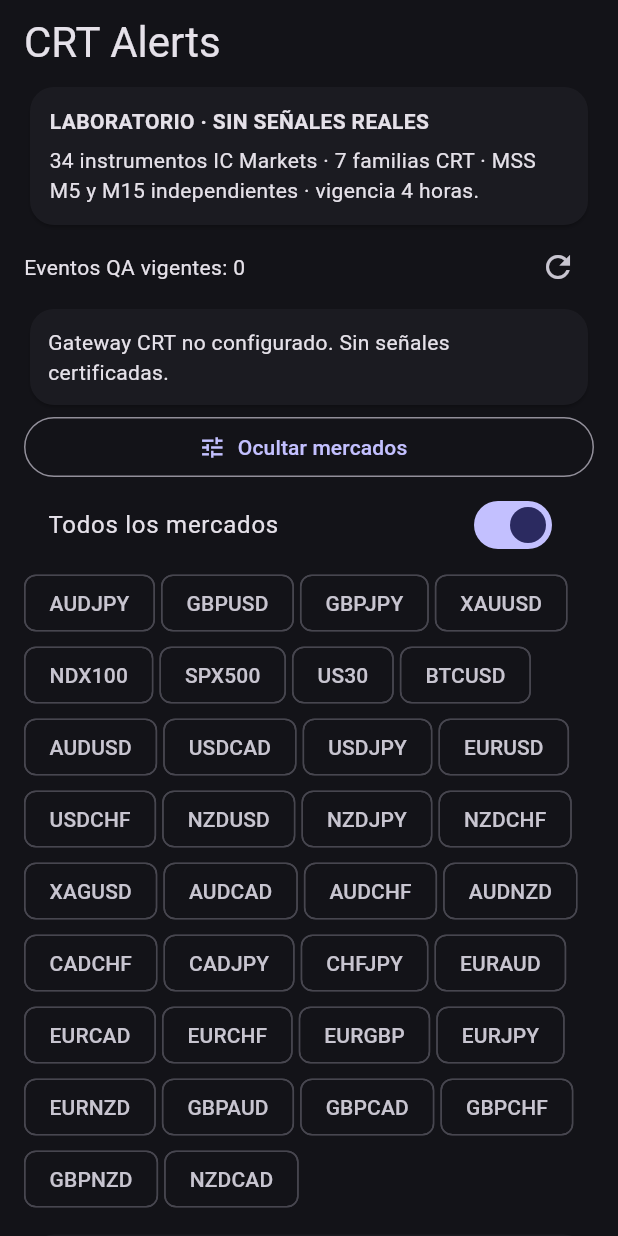
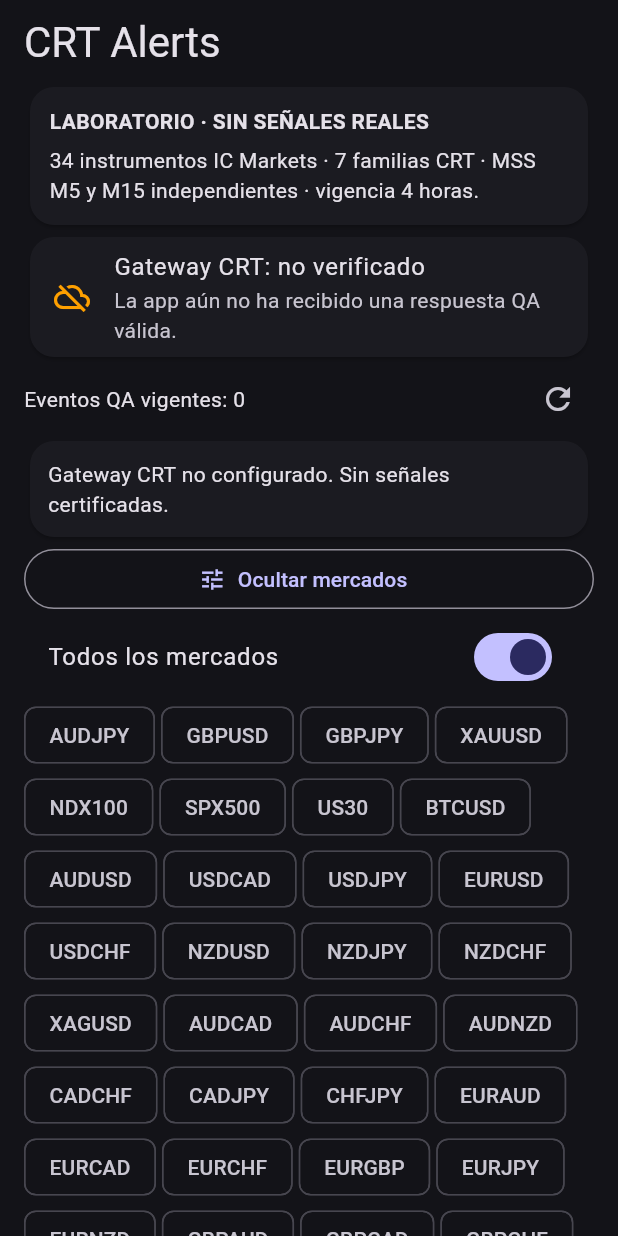
Before and after one commit to mezas3238-hue/Qore-mobile-, a Flutter app: the QoreCrtQaPanel widget shown alone on an empty page, opened directly, after a tap on "Filtrar mercados (34)", on a phone screen of 412 x 824 dp. Run offline on Flutter 3.47's test engine with Material 3 defaults, Android fonts, the light colour scheme and no system bars; our stand-ins replace shared_preferences; accounts and stored records are empty.

Commit message:
feat(crt): explicit authenticated Gateway QA diagnostic and last successful poll, without implying live feed

```diff
--- a/apps/mobile/lib/crt/crt_alerts_page.dart
+++ b/apps/mobile/lib/crt/crt_alerts_page.dart
@@ -67,6 +67,7 @@ class _QoreCrtQaPanelState extends State<QoreCrtQaPanel>
 
   QoreCrtQaInbox? inbox;
   String? message;
+  DateTime? lastGatewayReadAt;
   bool fetching = false;
   bool showSymbols = false;
   bool allSymbols = true;
@@ -114,6 +115,7 @@ class _QoreCrtQaPanelState extends State<QoreCrtQaPanel>
       if (mounted) {
         setState(() {
           inbox = null;
+          lastGatewayReadAt = null;
           message = 'Gateway CRT no configurado. Sin señales certificadas.';
         });
       }
@@ -127,12 +129,14 @@ class _QoreCrtQaPanelState extends State<QoreCrtQaPanel>
       if (!mounted) return;
       setState(() {
         inbox = fresh;
+        lastGatewayReadAt = DateTime.now().toUtc();
         message = null;
       });
     } catch (_) {
       if (!mounted) return;
       setState(() {
         inbox = null; // Fail closed rather than display stale alerts.
+        lastGatewayReadAt = null;
         message = 'Bandeja CRT no disponible o contrato inválido.';
       });
     } finally {
@@ -145,6 +149,7 @@ class _QoreCrtQaPanelState extends State<QoreCrtQaPanel>
     super.didUpdateWidget(oldWidget);
     if (oldWidget.client != widget.client) {
       inbox = null;
+      lastGatewayReadAt = null;
       _startPeriodicRefresh();
       _refresh();
     }
@@ -158,6 +163,7 @@ class _QoreCrtQaPanelState extends State<QoreCrtQaPanel>
     } else {
       refreshTimer?.cancel();
       inbox = null;
+      lastGatewayReadAt = null;
     }
   }
 
@@ -237,6 +243,25 @@ class _QoreCrtQaPanelState extends State<QoreCrtQaPanel>
               'MSS M5 y M15 independientes · vigencia 4 horas.'),
           ]),
         )),
+        Card(
+          child: ListTile(
+            leading: Icon(
+              lastGatewayReadAt != null ? Icons.cloud_done_outlined
+                  : Icons.cloud_off_outlined,
+              color: lastGatewayReadAt != null ? Colors.teal
+                  : Colors.amber.shade700,
+            ),
+            title: Text(lastGatewayReadAt == null
+              ? 'Gateway CRT: no verificado'
+              : 'Gateway CRT: conexión autenticada OK'),
+            subtitle: Text(lastGatewayReadAt == null
+              ? 'La app aún no ha recibido una respuesta QA válida.'
+              : 'Comprobado: ' + _time(lastGatewayReadAt!) +
+                '. Estado: ' + (inbox?.state == 'OFFLINE_REPLAY_ONLY'
+                  ? 'solo replay QA' : 'sin fuente CRT') +
+                '. Esto NO certifica mercados ni alertas push.'),
+          ),
+        ),
         Row(children: [
           Expanded(child: Text('Eventos QA vigentes: ${active.length}')),
           IconButton(
```
